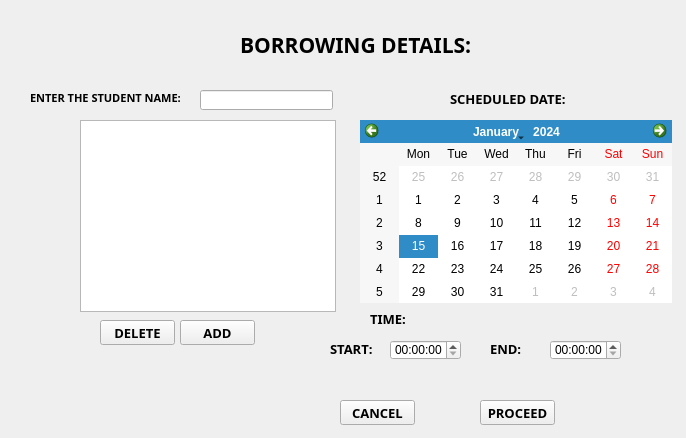
Before: the Qt Designer form borrowingd.ui in markytools/sume-borrower-app, drawn with Qt 5.
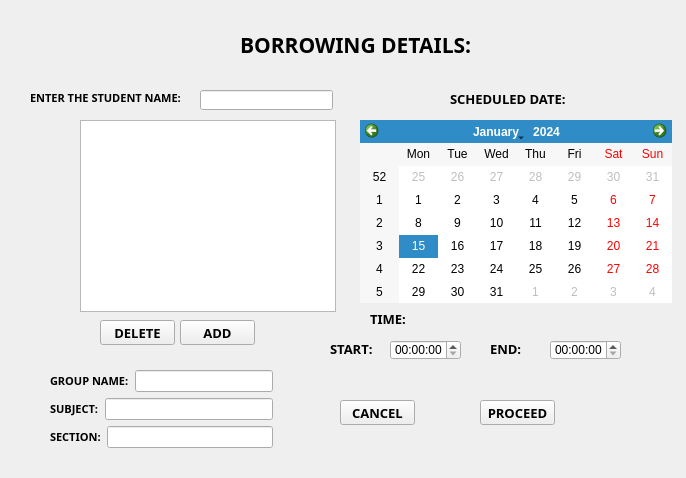
After: the same form once the commit is applied.

Patch:
```diff
--- a/borrowingd.ui
+++ b/borrowingd.ui
@@ -7,13 +7,19 @@
     <x>0</x>
     <y>0</y>
     <width>686</width>
-    <height>438</height>
+    <height>478</height>
    </rect>
   </property>
   <property name="minimumSize">
    <size>
     <width>686</width>
-    <height>438</height>
+    <height>478</height>
+   </size>
+  </property>
+  <property name="maximumSize">
+   <size>
+    <width>686</width>
+    <height>478</height>
    </size>
   </property>
   <property name="windowTitle">
@@ -279,6 +285,84 @@
     <string>DELETE</string>
    </property>
   </widget>
+  <widget class="QWidget" name="">
+   <property name="geometry">
+    <rect>
+     <x>50</x>
+     <y>370</y>
+     <width>223</width>
+     <height>80</height>
+    </rect>
+   </property>
+   <layout class="QVBoxLayout" name="verticalLayout">
+    <item>
+     <layout class="QHBoxLayout" name="horizontalLayout">
+      <item>
+       <widget class="QLabel" name="label_9">
+        <property name="font">
+         <font>
+          <family>Segoe UI Black</family>
+          <pointsize>8</pointsize>
+          <weight>75</weight>
+          <bold>true</bold>
+         </font>
+        </property>
+        <property name="text">
+         <string>GROUP NAME:</string>
+        </property>
+       </widget>
+      </item>
+      <item>
+       <widget class="QLineEdit" name="lineEdit_4"/>
+      </item>
+     </layout>
+    </item>
+    <item>
+     <layout class="QHBoxLayout" name="horizontalLayout_2">
+      <item>
+       <widget class="QLabel" name="label_10">
+        <property name="font">
+         <font>
+          <family>Segoe UI Black</family>
+          <pointsize>8</pointsize>
+          <weight>75</weight>
+          <bold>true</bold>
+         </font>
+        </property>
+        <property name="text">
+         <string>SUBJECT:</string>
+        </property>
+       </widget>
+      </item>
+      <item>
+       <widget class="QLineEdit" name="lineEdit_2"/>
+      </item>
+     </layout>
+    </item>
+    <item>
+     <layout class="QHBoxLayout" name="horizontalLayout_3">
+      <item>
+       <widget class="QLabel" name="label_11">
+        <property name="font">
+         <font>
+          <family>Segoe UI Black</family>
+          <pointsize>8</pointsize>
+          <weight>75</weight>
+          <bold>true</bold>
+         </font>
+        </property>
+        <property name="text">
+         <string>SECTION:</string>
+        </property>
+       </widget>
+      </item>
+      <item>
+       <widget class="QLineEdit" name="lineEdit_3"/>
+      </item>
+     </layout>
+    </item>
+   </layout>
+  </widget>
  </widget>
  <resources/>
  <connections/>
```
